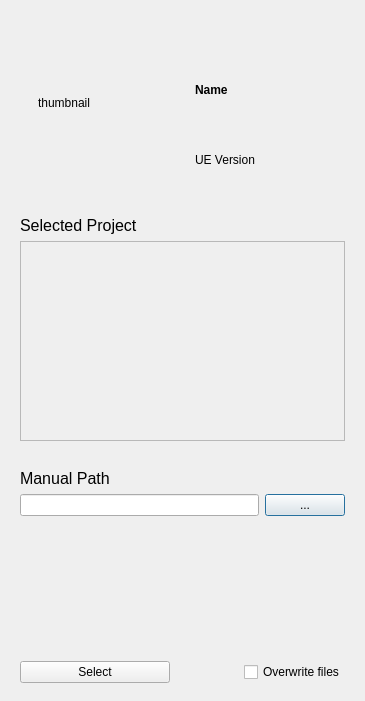
The window that qt5/gui_elements/downloadAsset.ui (Shotaos/GSheetsEngine) describes before a commit, drawn with Qt 5.
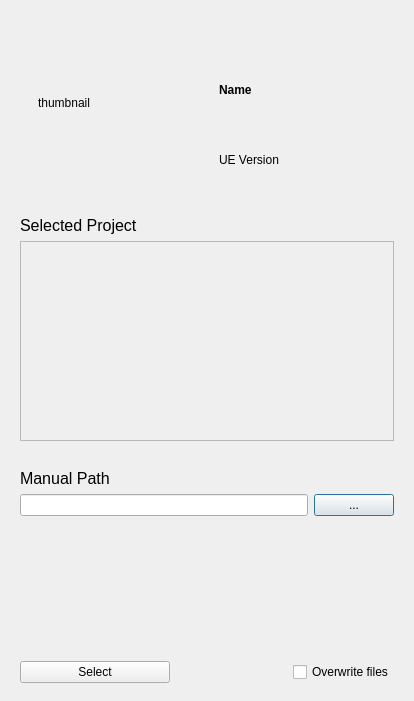
The same window after the commit.

Commit message: Add add ue version in Add new Asset Dialog

The edit to the form file:
```diff
--- a/qt5/gui_elements/downloadAsset.ui
+++ b/qt5/gui_elements/downloadAsset.ui
@@ -6,7 +6,7 @@
    <rect>
     <x>0</x>
     <y>0</y>
-    <width>365</width>
+    <width>414</width>
     <height>701</height>
    </rect>
   </property>
@@ -137,7 +137,7 @@
           <rect>
            <x>0</x>
            <y>0</y>
-           <width>327</width>
+           <width>376</width>
            <height>199</height>
           </rect>
          </property>
```
The commit also changes 5 other files.
